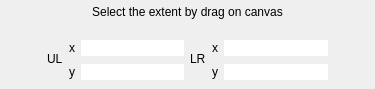
Before: the Qt Designer form ui/extent_selector.ui in SMByC/CloudMasking, drawn with Qt 5.
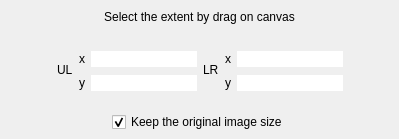
After: the same form once the commit is applied.

Commit message: Keep the original size if made the mask in selected area, useful for save and apply mask several times keep the original file size

The edit to the form file:
```diff
--- a/ui/extent_selector.ui
+++ b/ui/extent_selector.ui
@@ -6,14 +6,65 @@
    <rect>
     <x>0</x>
     <y>0</y>
-    <width>375</width>
-    <height>89</height>
+    <width>399</width>
+    <height>139</height>
    </rect>
   </property>
   <layout class="QGridLayout" name="gridLayout">
    <property name="margin">
     <number>0</number>
    </property>
+   <item row="3" column="0">
+    <widget class="QWidget" name="widget_2" native="true">
+     <layout class="QHBoxLayout" name="horizontalLayout">
+      <property name="topMargin">
+       <number>0</number>
+      </property>
+      <property name="bottomMargin">
+       <number>0</number>
+      </property>
+      <item>
+       <spacer name="horizontalSpacer_3">
+        <property name="orientation">
+         <enum>Qt::Horizontal</enum>
+        </property>
+        <property name="sizeHint" stdset="0">
+         <size>
+          <width>40</width>
+          <height>20</height>
+         </size>
+        </property>
+       </spacer>
+      </item>
+      <item>
+       <widget class="QCheckBox" name="checkBox_KeepOriginalSize">
+        <property name="toolTip">
+         <string>Process in the selected area but keep the original image size for save and apply mask</string>
+        </property>
+        <property name="text">
+         <string>Keep the original image size</string>
+        </property>
+        <property name="checked">
+         <bool>true</bool>
+        </property>
+       </widget>
+      </item>
+      <item>
+       <spacer name="horizontalSpacer_4">
+        <property name="orientation">
+         <enum>Qt::Horizontal</enum>
+        </property>
+        <property name="sizeHint" stdset="0">
+         <size>
+          <width>40</width>
+          <height>20</height>
+         </size>
+        </property>
+       </spacer>
+      </item>
+     </layout>
+    </widget>
+   </item>
    <item row="2" column="0">
     <widget class="QWidget" name="widget" native="true">
      <layout class="QGridLayout" name="gridLayout_2">
```
The commit also changes 2 other files.
